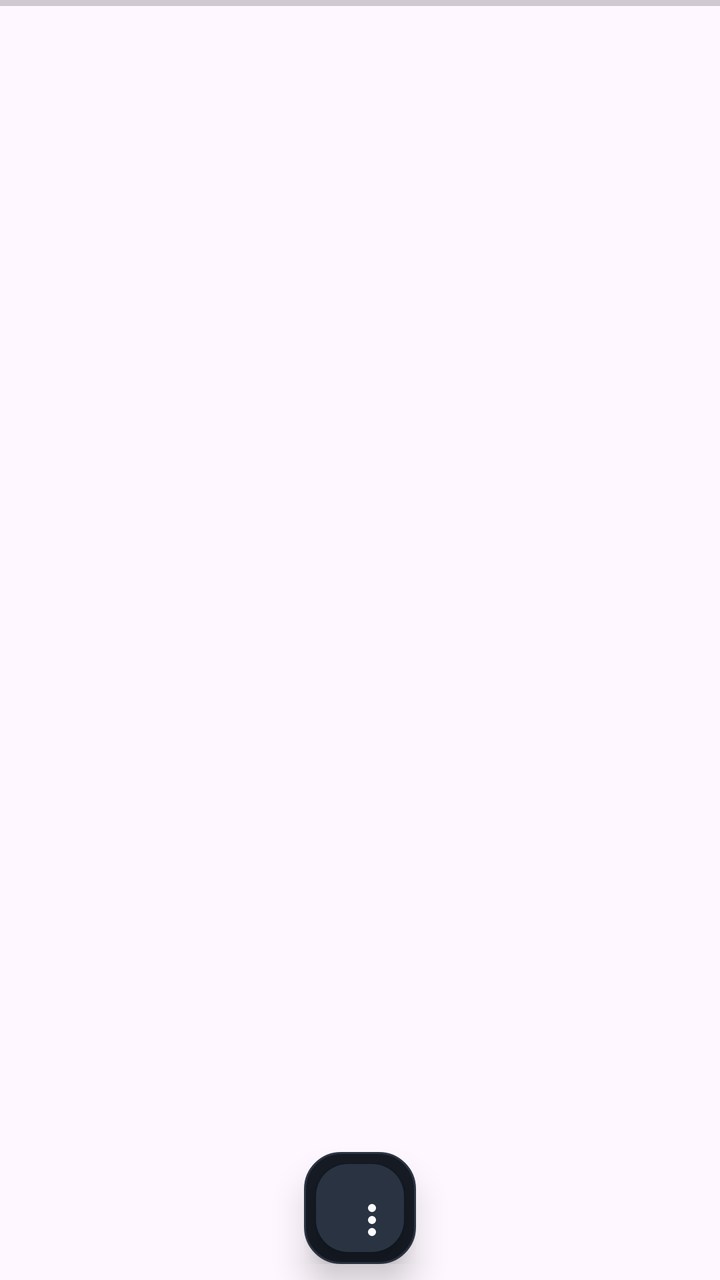
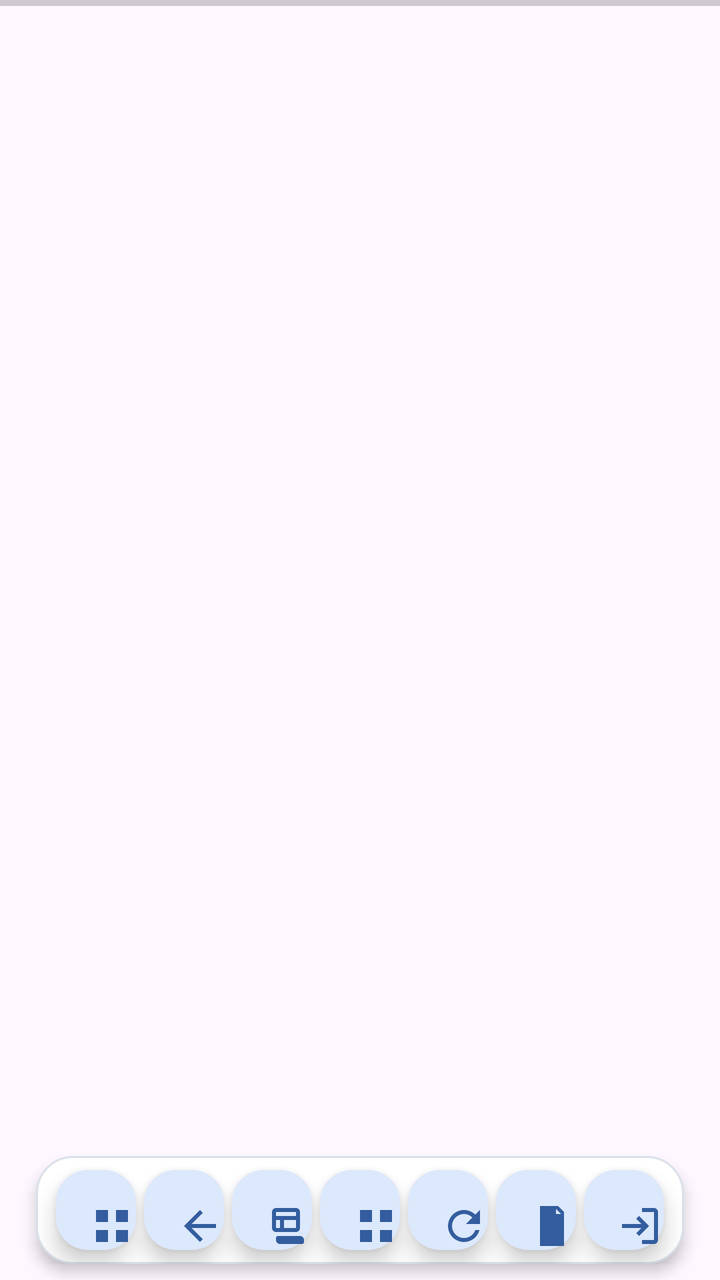

Before-and-after screenshots of an Android layout around one commit, followed by the original layout XML and the change that was made.
<!-- AndroidManifest.xml: application theme Theme.SiteHub -->
<!-- res/layout/activity_web.xml -->
<FrameLayout xmlns:android="http://schemas.android.com/apk/res/android" xmlns:app="http://schemas.android.com/apk/res-auto" android:layout_width="match_parent" android:layout_height="match_parent">
    <FrameLayout android:id="@+id/webViewContainer" android:layout_width="match_parent" android:layout_height="match_parent" android:layout_marginTop="15dp" />
    <ProgressBar android:id="@+id/progress" style="?android:attr/progressBarStyleHorizontal" android:layout_width="match_parent" android:layout_height="3dp" android:layout_gravity="top" android:max="100" />
    <HorizontalScrollView android:id="@+id/windowTabScroller" android:layout_width="match_parent" android:layout_height="wrap_content" android:layout_gravity="top" android:layout_marginTop="64dp" android:fillViewport="true" android:scrollbars="none">
        <LinearLayout android:id="@+id/windowTabs" android:layout_width="wrap_content" android:layout_height="wrap_content" android:paddingStart="12dp" android:paddingEnd="12dp" android:paddingTop="4dp" android:paddingBottom="4dp" android:orientation="horizontal" />
    </HorizontalScrollView>
    <LinearLayout android:id="@+id/actionDrawer" android:layout_width="wrap_content" android:layout_height="wrap_content" android:layout_gravity="bottom|center_horizontal" android:layout_marginStart="12dp" android:layout_marginEnd="12dp" android:layout_marginBottom="8dp" android:background="@drawable/bg_action_bar" android:clipToPadding="false" android:elevation="10dp" android:gravity="center_vertical" android:orientation="horizontal">
        <com.google.android.material.floatingactionbutton.FloatingActionButton android:id="@+id/menuButton" android:layout_width="44dp" android:layout_height="44dp" android:contentDescription="操作菜单" android:elevation="0dp" android:padding="10dp" app:backgroundTint="#2A3342" app:fabSize="mini" app:srcCompat="@drawable/ic_more" app:tint="#F8FAFC" />
        <com.google.android.material.floatingactionbutton.FloatingActionButton android:id="@+id/backButton" android:layout_width="44dp" android:layout_height="44dp" android:layout_marginStart="6dp" android:contentDescription="返回" android:elevation="0dp" android:padding="10dp" android:visibility="gone" app:backgroundTint="#222A38" app:fabSize="mini" app:srcCompat="@drawable/ic_back" app:tint="#D7DEE9" />
        <com.google.android.material.floatingactionbutton.FloatingActionButton android:id="@+id/windowButton" android:layout_width="44dp" android:layout_height="44dp" android:layout_marginStart="6dp" android:contentDescription="切换窗口" android:elevation="0dp" android:padding="10dp" android:visibility="gone" app:backgroundTint="#222A38" app:fabSize="mini" app:srcCompat="@drawable/ic_windows" app:tint="#D7DEE9" />
        <com.google.android.material.floatingactionbutton.FloatingActionButton android:id="@+id/switchSiteButton" android:layout_width="44dp" android:layout_height="44dp" android:layout_marginStart="6dp" android:contentDescription="切换网站" android:elevation="0dp" android:padding="10dp" android:visibility="gone" app:backgroundTint="#222A38" app:fabSize="mini" app:srcCompat="@drawable/ic_sites" app:tint="#D7DEE9" />
        <com.google.android.material.floatingactionbutton.FloatingActionButton android:id="@+id/refreshButton" android:layout_width="44dp" android:layout_height="44dp" android:layout_marginStart="6dp" android:contentDescription="刷新" android:elevation="0dp" android:padding="10dp" android:visibility="gone" app:backgroundTint="#222A38" app:fabSize="mini" app:srcCompat="@drawable/ic_refresh" app:tint="#D7DEE9" />
        <com.google.android.material.floatingactionbutton.FloatingActionButton android:id="@+id/clearCacheButton" android:layout_width="44dp" android:layout_height="44dp" android:layout_marginStart="6dp" android:contentDescription="清空网页缓存" android:elevation="0dp" android:padding="10dp" android:visibility="gone" app:backgroundTint="#222A38" app:fabSize="mini" app:srcCompat="@drawable/ic_cache" app:tint="#D7DEE9" />
        <com.google.android.material.floatingactionbutton.FloatingActionButton android:id="@+id/clearLoginButton" android:layout_width="44dp" android:layout_height="44dp" android:layout_marginStart="6dp" android:contentDescription="清除登录状态" android:elevation="0dp" android:padding="10dp" android:visibility="gone" app:backgroundTint="#222A38" app:fabSize="mini" app:srcCompat="@drawable/ic_login" app:tint="#D7DEE9" />
    </LinearLayout>
</FrameLayout>
<!-- resources referenced by this layout -->
<resources>
  <!-- drawable bg_action_bar (drawable) -->
  <shape xmlns:android="http://schemas.android.com/apk/res/android">
      <solid android:color="#151A23" />
      <stroke android:width="1dp" android:color="#2C3545" />
      <corners android:radius="18dp" />
      <padding android:left="6dp" android:top="6dp" android:right="6dp" android:bottom="6dp" />
  </shape>
  <!-- drawable ic_back (drawable) -->
  <vector xmlns:android="http://schemas.android.com/apk/res/android" android:width="24dp" android:height="24dp" android:viewportWidth="24" android:viewportHeight="24">
      <path android:fillColor="#312E81" android:pathData="M20,11L7.83,11l5.59,-5.59L12,4l-8,8 8,8 1.41,-1.41L7.83,13L20,13z" />
  </vector>
  <!-- drawable ic_cache (drawable) -->
  <vector xmlns:android="http://schemas.android.com/apk/res/android" android:width="24dp" android:height="24dp" android:viewportWidth="24" android:viewportHeight="24"><path android:fillColor="#312E81" android:pathData="M6,2h9l3,3v17H6zM14,3.5V6h2.5zM8,10h8v2H8zM8,14h8v2H8zM8,18h5v2H8z" /></vector>
  <!-- drawable ic_login (drawable) -->
  <vector xmlns:android="http://schemas.android.com/apk/res/android" android:width="24dp" android:height="24dp" android:viewportWidth="24" android:viewportHeight="24"><path android:fillColor="#312E81" android:pathData="M10.09,15.59L11.5,17l5,-5 -5,-5 -1.41,1.41L12.67,11H3v2h9.67zM19,3h-6v2h6v14h-6v2h6c1.1,0 2,-0.9 2,-2V5c0,-1.1 -0.9,-2 -2,-2z" /></vector>
  <!-- drawable ic_more (drawable) -->
  <vector xmlns:android="http://schemas.android.com/apk/res/android" android:width="24dp" android:height="24dp" android:viewportWidth="24" android:viewportHeight="24"><path android:fillColor="#312E81" android:pathData="M12,8c1.1,0 2,-0.9 2,-2s-0.9,-2 -2,-2 -2,0.9 -2,2 0.9,2 2,2zM12,10c-1.1,0 -2,0.9 -2,2s0.9,2 2,2 2,-0.9 2,-2 -0.9,-2 -2,-2zM12,16c-1.1,0 -2,0.9 -2,2s0.9,2 2,2 2,-0.9 2,-2 -0.9,-2 -2,-2z" /></vector>
  <!-- drawable ic_refresh (drawable) -->
  <vector xmlns:android="http://schemas.android.com/apk/res/android" android:width="24dp" android:height="24dp" android:viewportWidth="24" android:viewportHeight="24"><path android:fillColor="#312E81" android:pathData="M17.65,6.35C16.2,4.9 14.21,4 12,4c-4.42,0 -7.99,3.58 -7.99,8s3.57,8 7.99,8c3.73,0 6.84,-2.55 7.73,-6h-2.08c-0.82,2.33 -3.04,4 -5.65,4 -3.31,0 -6,-2.69 -6,-6s2.69,-6 6,-6c1.66,0 3.14,0.69 4.22,1.78L13,11h7V4z" /></vector>
  <!-- drawable ic_sites (drawable) -->
  <vector xmlns:android="http://schemas.android.com/apk/res/android" android:width="24dp" android:height="24dp" android:viewportWidth="24" android:viewportHeight="24"><path android:fillColor="#312E81" android:pathData="M4,4h6v6H4zM14,4h6v6h-6zM4,14h6v6H4zM14,14h6v6h-6z" /></vector>
  <!-- drawable ic_windows (drawable) -->
  <vector xmlns:android="http://schemas.android.com/apk/res/android" android:width="24dp" android:height="24dp" android:viewportWidth="24" android:viewportHeight="24">
      <path android:fillColor="#FF243348" android:pathData="M4,5C4,3.9 4.9,3 6,3h10c1.1,0 2,0.9 2,2v8c0,1.1 -0.9,2 -2,2H6c-1.1,0 -2,-0.9 -2,-2V5zM6,5v2h10V5H6zM8,9H6v4h2V9zM16,9H10v4h6V9zM8,17h10c1.1,0 2,0.9 2,2v1c0,0.6 -0.4,1 -1,1H8c-1.1,0 -2,-0.9 -2,-2v-1c0,-0.6 0.4,-1 1,-1h1z" />
  </vector>
  <style name="Theme.SiteHub" parent="Theme.Material3.DayNight.NoActionBar">
          <item name="android:fontFamily">sans</item>
          <item name="android:colorAccent">@color/indigo_700</item>
          <item name="android:windowLightStatusBar">true</item>
          <item name="android:statusBarColor">@color/surface_primary</item>
          <item name="android:navigationBarColor">@android:color/white</item>
      </style>
  <color name="indigo_700">#4F46E5</color>
  <color name="surface_primary">#F8F7FF</color>
</resources>

<!-- the commit's change to res/layout/activity_web.xml (unified diff, before → after) -->
@@ -1,16 +1,16 @@
 <FrameLayout xmlns:android="http://schemas.android.com/apk/res/android" xmlns:app="http://schemas.android.com/apk/res-auto" android:layout_width="match_parent" android:layout_height="match_parent">
-    <FrameLayout android:id="@+id/webViewContainer" android:layout_width="match_parent" android:layout_height="match_parent" android:layout_marginTop="15dp" />
+    <FrameLayout android:id="@+id/webViewContainer" android:layout_width="match_parent" android:layout_height="match_parent" android:layout_marginTop="52dp" android:layout_marginBottom="70dp" />
     <ProgressBar android:id="@+id/progress" style="?android:attr/progressBarStyleHorizontal" android:layout_width="match_parent" android:layout_height="3dp" android:layout_gravity="top" android:max="100" />
-    <HorizontalScrollView android:id="@+id/windowTabScroller" android:layout_width="match_parent" android:layout_height="wrap_content" android:layout_gravity="top" android:layout_marginTop="64dp" android:fillViewport="true" android:scrollbars="none">
-        <LinearLayout android:id="@+id/windowTabs" android:layout_width="wrap_content" android:layout_height="wrap_content" android:paddingStart="12dp" android:paddingEnd="12dp" android:paddingTop="4dp" android:paddingBottom="4dp" android:orientation="horizontal" />
+    <HorizontalScrollView android:id="@+id/windowTabScroller" android:layout_width="match_parent" android:layout_height="28dp" android:layout_gravity="top" android:layout_marginTop="8dp" android:fillViewport="false" android:scrollbars="none">
+        <LinearLayout android:id="@+id/windowTabs" android:layout_width="wrap_content" android:layout_height="match_parent" android:paddingStart="12dp" android:paddingEnd="12dp" android:gravity="center_vertical" android:orientation="horizontal" />
     </HorizontalScrollView>
-    <LinearLayout android:id="@+id/actionDrawer" android:layout_width="wrap_content" android:layout_height="wrap_content" android:layout_gravity="bottom|center_horizontal" android:layout_marginStart="12dp" android:layout_marginEnd="12dp" android:layout_marginBottom="8dp" android:background="@drawable/bg_action_bar" android:clipToPadding="false" android:elevation="10dp" android:gravity="center_vertical" android:orientation="horizontal">
-        <com.google.android.material.floatingactionbutton.FloatingActionButton android:id="@+id/menuButton" android:layout_width="44dp" android:layout_height="44dp" android:contentDescription="操作菜单" android:elevation="0dp" android:padding="10dp" app:backgroundTint="#2A3342" app:fabSize="mini" app:srcCompat="@drawable/ic_more" app:tint="#F8FAFC" />
-        <com.google.android.material.floatingactionbutton.FloatingActionButton android:id="@+id/backButton" android:layout_width="44dp" android:layout_height="44dp" android:layout_marginStart="6dp" android:contentDescription="返回" android:elevation="0dp" android:padding="10dp" android:visibility="gone" app:backgroundTint="#222A38" app:fabSize="mini" app:srcCompat="@drawable/ic_back" app:tint="#D7DEE9" />
-        <com.google.android.material.floatingactionbutton.FloatingActionButton android:id="@+id/windowButton" android:layout_width="44dp" android:layout_height="44dp" android:layout_marginStart="6dp" android:contentDescription="切换窗口" android:elevation="0dp" android:padding="10dp" android:visibility="gone" app:backgroundTint="#222A38" app:fabSize="mini" app:srcCompat="@drawable/ic_windows" app:tint="#D7DEE9" />
-        <com.google.android.material.floatingactionbutton.FloatingActionButton android:id="@+id/switchSiteButton" android:layout_width="44dp" android:layout_height="44dp" android:layout_marginStart="6dp" android:contentDescription="切换网站" android:elevation="0dp" android:padding="10dp" android:visibility="gone" app:backgroundTint="#222A38" app:fabSize="mini" app:srcCompat="@drawable/ic_sites" app:tint="#D7DEE9" />
-        <com.google.android.material.floatingactionbutton.FloatingActionButton android:id="@+id/refreshButton" android:layout_width="44dp" android:layout_height="44dp" android:layout_marginStart="6dp" android:contentDescription="刷新" android:elevation="0dp" android:padding="10dp" android:visibility="gone" app:backgroundTint="#222A38" app:fabSize="mini" app:srcCompat="@drawable/ic_refresh" app:tint="#D7DEE9" />
-        <com.google.android.material.floatingactionbutton.FloatingActionButton android:id="@+id/clearCacheButton" android:layout_width="44dp" android:layout_height="44dp" android:layout_marginStart="6dp" android:contentDescription="清空网页缓存" android:elevation="0dp" android:padding="10dp" android:visibility="gone" app:backgroundTint="#222A38" app:fabSize="mini" app:srcCompat="@drawable/ic_cache" app:tint="#D7DEE9" />
-        <com.google.android.material.floatingactionbutton.FloatingActionButton android:id="@+id/clearLoginButton" android:layout_width="44dp" android:layout_height="44dp" android:layout_marginStart="6dp" android:contentDescription="清除登录状态" android:elevation="0dp" android:padding="10dp" android:visibility="gone" app:backgroundTint="#222A38" app:fabSize="mini" app:srcCompat="@drawable/ic_login" app:tint="#D7DEE9" />
+    <LinearLayout android:id="@+id/actionDrawer" android:layout_width="wrap_content" android:layout_height="54dp" android:layout_gravity="bottom|center_horizontal" android:layout_marginBottom="8dp" android:background="@drawable/bg_action_bar" android:clipToPadding="false" android:elevation="4dp" android:gravity="center" android:orientation="horizontal">
+        <com.google.android.material.floatingactionbutton.FloatingActionButton android:id="@+id/menuButton" android:layout_width="40dp" android:layout_height="40dp" android:layout_marginStart="8dp" android:contentDescription="切换网站" android:elevation="0dp" android:padding="10dp" app:backgroundTint="@color/action_button_selected" app:fabSize="mini" app:srcCompat="@drawable/ic_sites" app:tint="@color/action_icon" />
+        <com.google.android.material.floatingactionbutton.FloatingActionButton android:id="@+id/backButton" android:layout_width="40dp" android:layout_height="40dp" android:layout_marginStart="4dp" android:contentDescription="返回" android:elevation="0dp" android:padding="10dp" app:backgroundTint="@color/action_button_selected" app:fabSize="mini" app:srcCompat="@drawable/ic_back" app:tint="@color/action_icon" />
+        <com.google.android.material.floatingactionbutton.FloatingActionButton android:id="@+id/windowButton" android:layout_width="40dp" android:layout_height="40dp" android:layout_marginStart="4dp" android:contentDescription="切换窗口" android:elevation="0dp" android:padding="10dp" app:backgroundTint="@color/action_button_selected" app:fabSize="mini" app:srcCompat="@drawable/ic_windows" app:tint="@color/action_icon" />
+        <com.google.android.material.floatingactionbutton.FloatingActionButton android:id="@+id/switchSiteButton" android:layout_width="40dp" android:layout_height="40dp" android:layout_marginStart="4dp" android:contentDescription="新建窗口" android:elevation="0dp" android:padding="10dp" app:backgroundTint="@color/action_button_selected" app:fabSize="mini" app:srcCompat="@drawable/ic_sites" app:tint="@color/action_icon" />
+        <com.google.android.material.floatingactionbutton.FloatingActionButton android:id="@+id/refreshButton" android:layout_width="40dp" android:layout_height="40dp" android:layout_marginStart="4dp" android:contentDescription="刷新" android:elevation="0dp" android:padding="10dp" app:backgroundTint="@color/action_button_selected" app:fabSize="mini" app:srcCompat="@drawable/ic_refresh" app:tint="@color/action_icon" />
+        <com.google.android.material.floatingactionbutton.FloatingActionButton android:id="@+id/clearCacheButton" android:layout_width="40dp" android:layout_height="40dp" android:layout_marginStart="4dp" android:contentDescription="清空网页缓存" android:elevation="0dp" android:padding="10dp" app:backgroundTint="@color/action_button_selected" app:fabSize="mini" app:srcCompat="@drawable/ic_cache" app:tint="@color/action_icon" />
+        <com.google.android.material.floatingactionbutton.FloatingActionButton android:id="@+id/clearLoginButton" android:layout_width="40dp" android:layout_height="40dp" android:layout_marginStart="4dp" android:layout_marginEnd="8dp" android:contentDescription="清除登录状态" android:elevation="0dp" android:padding="10dp" app:backgroundTint="@color/action_button_selected" app:fabSize="mini" app:srcCompat="@drawable/ic_login" app:tint="@color/action_icon" />
     </LinearLayout>
 </FrameLayout>
<!-- resource entries referenced after the edit -->
@@ -1,11 +1,13 @@
 <!-- resources referenced by this layout -->
 <resources>
+  <color name="action_button_selected">#DCE8FB</color>
+  <color name="action_icon">#335D9E</color>
   <!-- drawable bg_action_bar (drawable) -->
   <shape xmlns:android="http://schemas.android.com/apk/res/android">
-      <solid android:color="#151A23" />
-      <stroke android:width="1dp" android:color="#2C3545" />
+      <solid android:color="@color/action_bar_background" />
+      <stroke android:width="1dp" android:color="@color/action_bar_stroke" />
       <corners android:radius="18dp" />
-      <padding android:left="6dp" android:top="6dp" android:right="6dp" android:bottom="6dp" />
+      <padding android:left="2dp" android:top="2dp" android:right="2dp" android:bottom="2dp" />
   </shape>
   <!-- drawable ic_back (drawable) -->
   <vector xmlns:android="http://schemas.android.com/apk/res/android" android:width="24dp" android:height="24dp" android:viewportWidth="24" android:viewportHeight="24">
@@ -15,8 +17,6 @@
   <vector xmlns:android="http://schemas.android.com/apk/res/android" android:width="24dp" android:height="24dp" android:viewportWidth="24" android:viewportHeight="24"><path android:fillColor="#312E81" android:pathData="M6,2h9l3,3v17H6zM14,3.5V6h2.5zM8,10h8v2H8zM8,14h8v2H8zM8,18h5v2H8z" /></vector>
   <!-- drawable ic_login (drawable) -->
   <vector xmlns:android="http://schemas.android.com/apk/res/android" android:width="24dp" android:height="24dp" android:viewportWidth="24" android:viewportHeight="24"><path android:fillColor="#312E81" android:pathData="M10.09,15.59L11.5,17l5,-5 -5,-5 -1.41,1.41L12.67,11H3v2h9.67zM19,3h-6v2h6v14h-6v2h6c1.1,0 2,-0.9 2,-2V5c0,-1.1 -0.9,-2 -2,-2z" /></vector>
-  <!-- drawable ic_more (drawable) -->
-  <vector xmlns:android="http://schemas.android.com/apk/res/android" android:width="24dp" android:height="24dp" android:viewportWidth="24" android:viewportHeight="24"><path android:fillColor="#312E81" android:pathData="M12,8c1.1,0 2,-0.9 2,-2s-0.9,-2 -2,-2 -2,0.9 -2,2 0.9,2 2,2zM12,10c-1.1,0 -2,0.9 -2,2s0.9,2 2,2 2,-0.9 2,-2 -0.9,-2 -2,-2zM12,16c-1.1,0 -2,0.9 -2,2s0.9,2 2,2 2,-0.9 2,-2 -0.9,-2 -2,-2z" /></vector>
   <!-- drawable ic_refresh (drawable) -->
   <vector xmlns:android="http://schemas.android.com/apk/res/android" android:width="24dp" android:height="24dp" android:viewportWidth="24" android:viewportHeight="24"><path android:fillColor="#312E81" android:pathData="M17.65,6.35C16.2,4.9 14.21,4 12,4c-4.42,0 -7.99,3.58 -7.99,8s3.57,8 7.99,8c3.73,0 6.84,-2.55 7.73,-6h-2.08c-0.82,2.33 -3.04,4 -5.65,4 -3.31,0 -6,-2.69 -6,-6s2.69,-6 6,-6c1.66,0 3.14,0.69 4.22,1.78L13,11h7V4z" /></vector>
   <!-- drawable ic_sites (drawable) -->
@@ -32,6 +32,8 @@
           <item name="android:statusBarColor">@color/surface_primary</item>
           <item name="android:navigationBarColor">@android:color/white</item>
       </style>
+  <color name="action_bar_background">#FFFFFF</color>
+  <color name="action_bar_stroke">#D9E0E9</color>
   <color name="indigo_700">#4F46E5</color>
   <color name="surface_primary">#F8F7FF</color>
 </resources>
